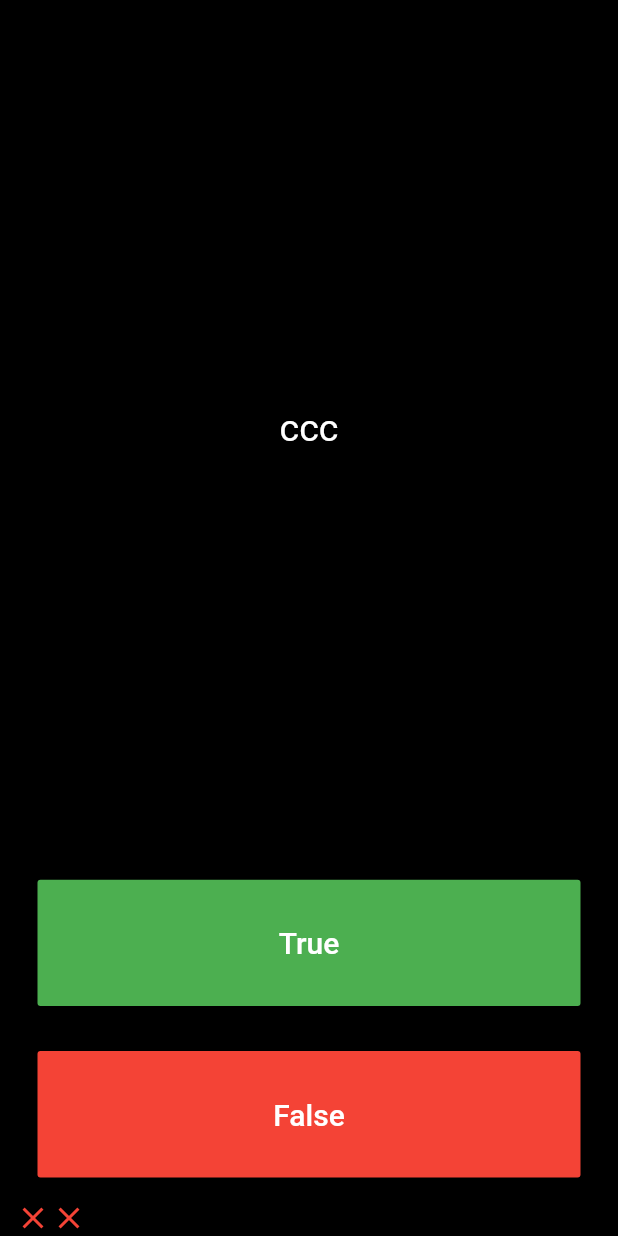
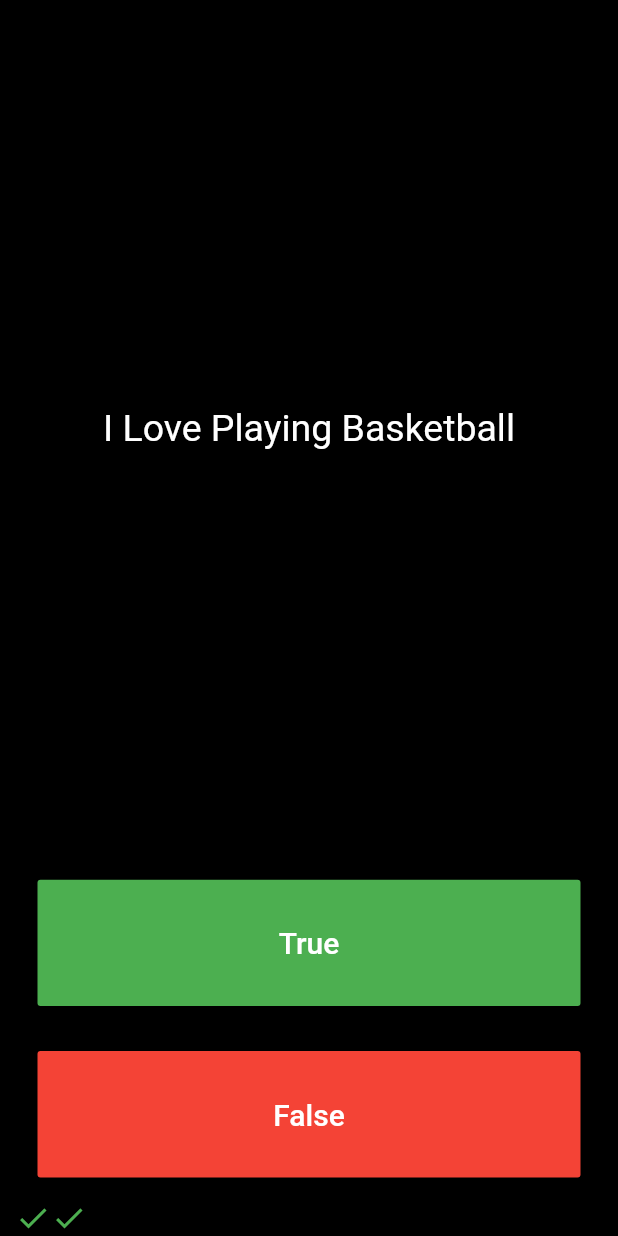
Before and after one commit to shaishalevss/my_quizzelr, a Flutter app: the screen it shows after launch, after a tap on "True", after a tap on "False", on a phone screen of 412 x 824 dp. Run offline on Flutter 3.47's test engine with Material 2 defaults, Android fonts, the phone set to English and light mode, and no system bars.

Commit message:
Added class, and I used encapsulation.

```diff
--- a/lib/main.dart
+++ b/lib/main.dart
@@ -1,5 +1,7 @@
 import 'package:flutter/material.dart';
-import 'question.dart';
+import 'quiz_brain.dart';
+
+QuizBrain quizBrain = new QuizBrain();
 
 void main() => runApp(Quizzler());
 
@@ -29,14 +31,6 @@ class QuizPage extends StatefulWidget {
 class _QuizPageState extends State<QuizPage> {
   List<Icon> scoreKeeper = [];
 
-  int questionNumber = 0;
-
-  List<Question> questionBank = [
-    Question(q: 'aaa', a: false),
-    Question(q: 'bbb', a: true),
-    Question(q: 'ccc', a: false),
-  ];
-
   @override
   Widget build(BuildContext context) {
     return Column(
@@ -49,7 +43,7 @@ class _QuizPageState extends State<QuizPage> {
             padding: EdgeInsets.all(10.0),
             child: Center(
               child: Text(
-                questionBank[questionNumber].questionText,
+                quizBrain.getQuestionText(),
                 textAlign: TextAlign.center,
                 style: TextStyle(
                   fontSize: 25.0,
@@ -74,9 +68,9 @@ class _QuizPageState extends State<QuizPage> {
               ),
               onPressed: () {
                 //The user picked true.
-                bool correctAnswer = questionBank[questionNumber].questionAnswer;
+                bool correctAnswer =
+                quizBrain.getQuestionAnswer();
 
-                setState(() {
                 if (correctAnswer == true) {
                   scoreKeeper.add(Icon(
                     Icons.check,
@@ -88,7 +82,9 @@ class _QuizPageState extends State<QuizPage> {
                     color: Colors.red,
                   ));
                 }
-                  questionNumber++;
+
+                setState(() {
+                  quizBrain.nextQuestion();
                 });
               },
             ),
@@ -108,9 +104,7 @@ class _QuizPageState extends State<QuizPage> {
               ),
               onPressed: () {
                 //The user picked false.
-                bool correctAnswer = questionBank[questionNumber].questionAnswer;
-
-                setState(() {
+                bool correctAnswer = quizBrain.getQuestionAnswer();
                 if (correctAnswer == false) {
                   scoreKeeper.add(Icon(
                     Icons.check,
@@ -122,7 +116,9 @@ class _QuizPageState extends State<QuizPage> {
                     color: Colors.red,
                   ));
                 }
-                  questionNumber++;
+
+                setState(() {
+                  quizBrain.nextQuestion();
                 });
               },
             ),
--- a/lib/question.dart
+++ b/lib/question.dart
@@ -2,7 +2,7 @@ class Question {
   String questionText;
   bool questionAnswer;
 
-  Question({String q, bool a}) {
+  Question(String q, bool a) {
     this.questionText = q;
     this.questionAnswer = a;
   }
--- /dev/null
+++ b/lib/quiz_brain.dart
@@ -0,0 +1,33 @@
+import 'question.dart';
+
+class QuizBrain{
+
+  int _questionNum = 0;
+
+  List<Question> _questionBank = [
+    Question('I\'m Competetive', true),
+    Question('I\'ve 2 dogs', false),
+    Question('I Love Playing Basketball', true),
+    Question('My Idol Is Kobe Bryant', true),
+    Question('I\'m Not Jewish', false),
+    Question('I\'ve been QA for at least 3 years', true),
+    Question('I\'ve a MacBook Pro', true),
+    Question('I Love The TV Show Survival', false),
+    Question('I\'ve a Full Stack Developer degree', true),
+    Question('My Nickname is Magic', false),
+  ];
+
+  void nextQuestion(){
+    if(_questionNum < _questionBank.length - 1){
+      _questionNum++;
+    }
+  }
+
+  String getQuestionText(){
+    return _questionBank[_questionNum].questionText;
+  }
+
+  bool getQuestionAnswer(){
+    return _questionBank[_questionNum].questionAnswer;
+  }
+}
```
Lines whose indentation alone changed are shown as unchanged.
